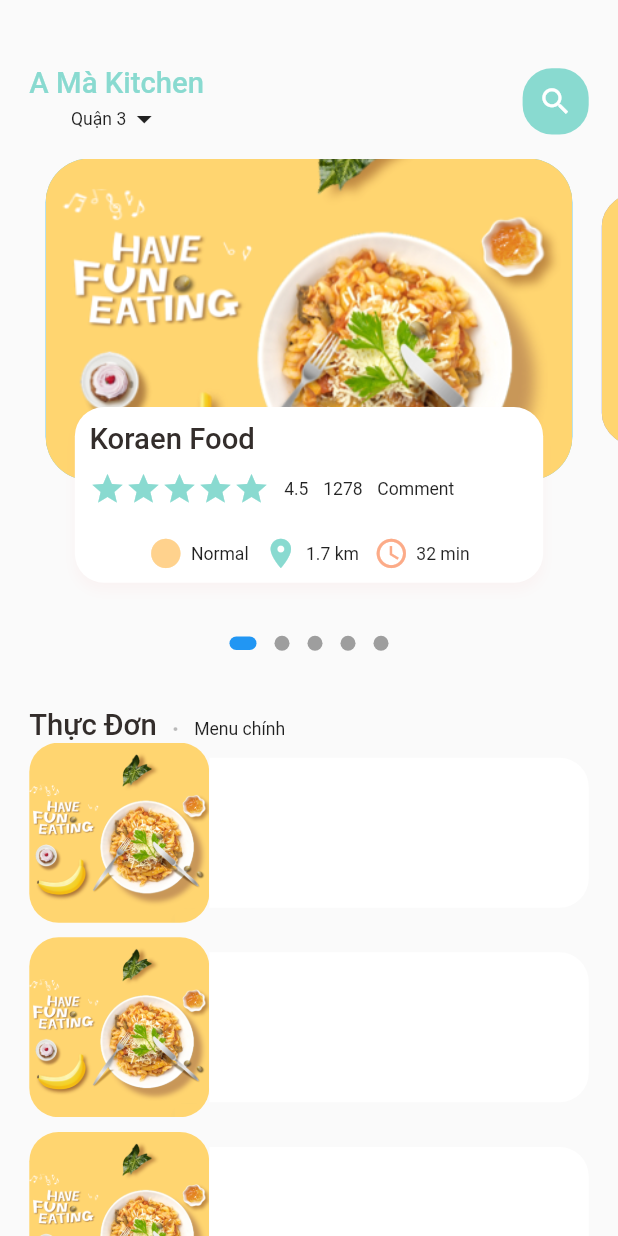
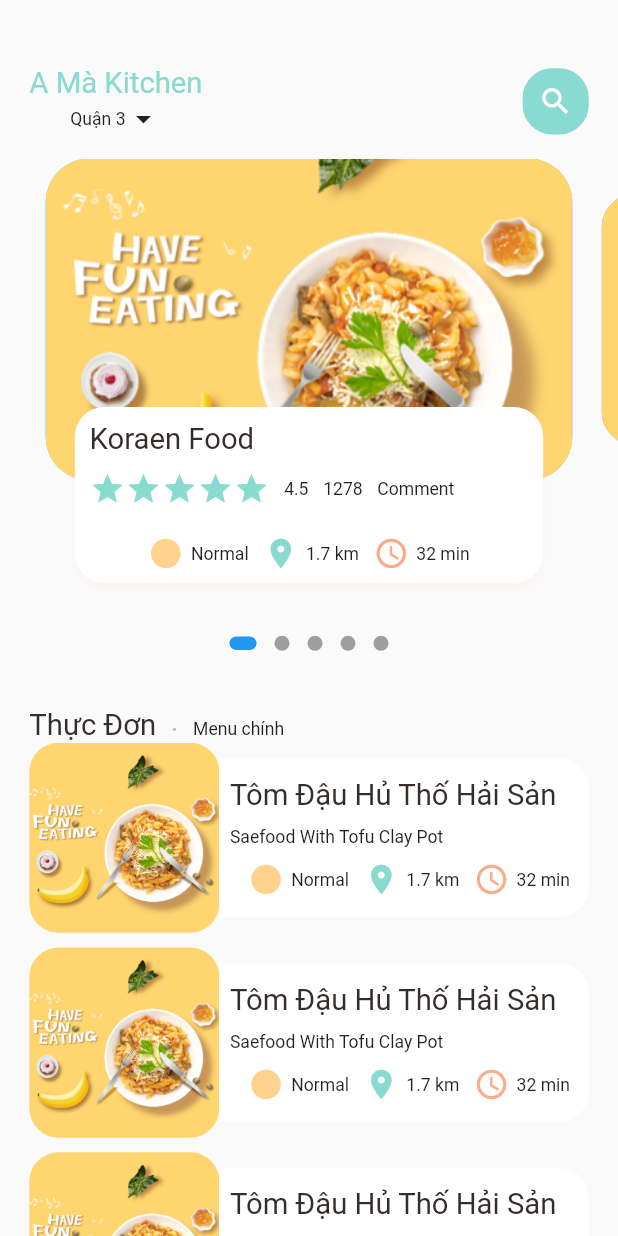
Before and after one commit to dinhkhoi-png/FlutterAppSaleFood, a Flutter app: the HomeFoodPage screen opened directly, on a phone screen of 412 x 824 dp. Run offline on Flutter 3.47's test engine with Material 2 defaults, Android fonts, the phone set to English and light mode, and no system bars; drawn by our look-alikes of dots_indicator; our stand-ins replace get.

Commit message:
page detail food

```diff
--- a/lib/main.dart
+++ b/lib/main.dart
@@ -1,6 +1,8 @@
 import 'package:flutter/material.dart';
 import 'package:flutter/services.dart';
-import 'package:flutter_app_sale/home/home_food_page.dart';
+import 'package:flutter_app_sale/pages/food_detail/popular_food_detail.dart';
+
+
 import 'package:get/get_navigation/src/root/get_material_app.dart';
 
 void main() {
@@ -23,7 +25,7 @@ class MyApp extends StatelessWidget {
         backgroundColor: Colors.white,
         primarySwatch: Colors.blue,
       ),
-      home: const HomeFoodPage(),
+      home: const PopularFoodDetail(),
     );
   }
 }
--- a/lib/home/home_food_body.dart
+++ b/lib/pages/home/home_food_body.dart
@@ -42,7 +42,6 @@ class _HomeFoodBodyState extends State<HomeFoodBody> {
          * Slider
          */
         Container(
-
           height: Dimensions.pageView,
           child: PageView.builder(
               controller: pageController,
@@ -82,10 +81,8 @@ class _HomeFoodBodyState extends State<HomeFoodBody> {
           ),
         ),
         //list food
-        Container(
-          height: 900,
-          child: ListView.builder(
-              // shrinkWrap: true,
+         ListView.builder(
+              shrinkWrap: true,
               physics: NeverScrollableScrollPhysics(),
               itemCount: 10,
               itemBuilder: (context , index){
@@ -95,8 +92,8 @@ class _HomeFoodBodyState extends State<HomeFoodBody> {
                     children: [
                       //image section
                       Container(
-                        width:120,
-                        height: 120,
+                        width:Dimensions.listViewImg,
+                        height: Dimensions.listViewImg,
                         decoration: BoxDecoration(
                             borderRadius: BorderRadius.circular(Dimensions.radius20),
                             color: Colors.white38,
@@ -111,7 +108,7 @@ class _HomeFoodBodyState extends State<HomeFoodBody> {
                       //text
                       Expanded(
                         child: Container(
-                          height: 100,
+                          height: Dimensions.listViewCont,
                           decoration: BoxDecoration(
                             borderRadius: BorderRadius.only(
                               topRight: Radius.circular(Dimensions.radius20),
@@ -120,6 +117,41 @@ class _HomeFoodBodyState extends State<HomeFoodBody> {
                             color: Colors.white,
 
                           ),
+                          child: Padding(
+                            padding: EdgeInsets.only(left: 7 ),
+                            child: Column(
+                              crossAxisAlignment: CrossAxisAlignment.start,
+                              mainAxisAlignment: MainAxisAlignment.center,
+                              children: [
+                                BigText(text: "Tôm Đậu Hủ Thố Hải Sản"),
+                                SizedBox(height: Dimensions.height10,),
+                                SmallText(text: "Saefood With Tofu Clay Pot"),
+                                SizedBox(height: Dimensions.height10,),
+                                Row(
+                                  mainAxisAlignment: MainAxisAlignment.center,
+                                  children: [
+                                    IconAndTextWidget(
+                                        icon: Icons.circle_sharp,
+                                        text: "Normal",
+                                        iconColor: AppColors.iconColor1
+                                    ),
+                                    SizedBox(width: Dimensions.width10,),
+                                    IconAndTextWidget(
+                                        icon: Icons.location_on,
+                                        text: "1.7 km",
+                                        iconColor: AppColors.mainColor
+                                    ),
+                                    SizedBox(width: Dimensions.width10,),
+                                    IconAndTextWidget(
+                                        icon: Icons.watch_later_outlined,
+                                        text: "32 min",
+                                        iconColor: AppColors.iconColor2
+                                    ),
+                                  ],
+                                )
+                              ],
+                            ),
+                          ),
                         ),
                       )
                     ],
@@ -127,7 +159,7 @@ class _HomeFoodBodyState extends State<HomeFoodBody> {
                 );
 
               }),
-        )
+
       ],
     );
   }
--- a/lib/home/home_food_page.dart
+++ b/lib/pages/home/home_food_page.dart
@@ -1,10 +1,11 @@
 import 'package:flutter/material.dart';
-import 'package:flutter_app_sale/home/home_food_body.dart';
+
 import 'package:flutter_app_sale/utils/dimensions.dart';
 import 'package:flutter_app_sale/widgets/big_text.dart';
 import 'package:flutter_app_sale/widgets/small_text.dart';
 
-import '../utils/colors.dart';
+import '../../utils/colors.dart';
+import 'home_food_body.dart';
 
 class HomeFoodPage extends StatefulWidget {
   const HomeFoodPage({Key? key}) : super(key: key);
--- a/lib/utils/dimensions.dart
+++ b/lib/utils/dimensions.dart
@@ -32,4 +32,13 @@ class Dimensions {
   static double radius30 = screenHeight/28.13;
 
   static double iconSize24 = screenHeight/35.17;
+
+  //list view
+  static double listViewImg = screenWidth/3.25;
+  static double listViewCont = screenWidth/3.9;
+
+  //page detail
+  static double popularFoodImg = screenHeight/2.41;
+
+
 }
--- a/lib/widgets/big_text.dart
+++ b/lib/widgets/big_text.dart
@@ -16,7 +16,7 @@ class BigText extends StatelessWidget {
       style: TextStyle(
           fontFamily: "Roboto",
           fontSize: size==0?Dimensions.font20:size,
-          color: color , fontWeight: FontWeight.w500),
+          color: color , fontWeight: FontWeight.w400),
     );
   }
 }
```
Also changed, not shown: lib/pages/food_detail/popular_food_detail.dart (added, +34 -0 lines).
